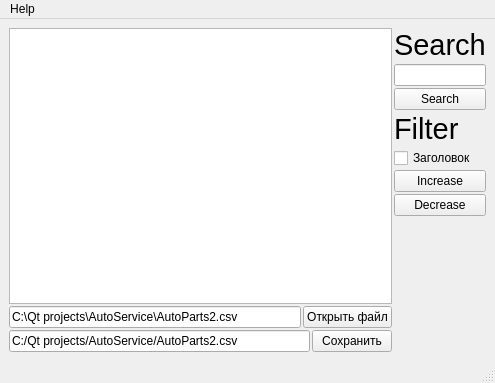
First picture: the form in mainwindow.ui, repository AClockworkParrot/AutoServiceAPP, before the edit.
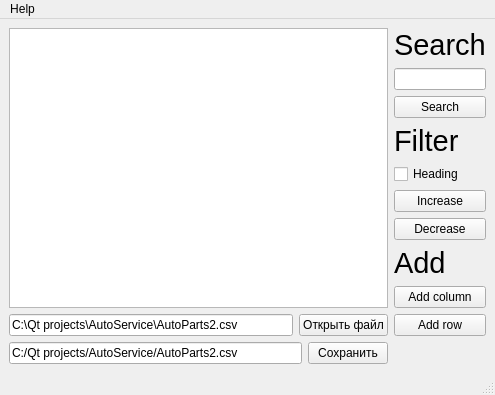
Second picture: the form after the edit.

Commit message: Функционал реализован, Заголовок, поиск работают некорректно

The edit to the form file:
```diff
--- a/mainwindow.ui
+++ b/mainwindow.ui
@@ -7,7 +7,7 @@
     <x>0</x>
     <y>0</y>
     <width>495</width>
-    <height>383</height>
+    <height>395</height>
    </rect>
   </property>
   <property name="sizePolicy">
@@ -45,9 +45,6 @@
     </size>
    </property>
    <layout class="QHBoxLayout" name="horizontalLayout" stretch="7,1">
-    <property name="spacing">
-     <number>2</number>
-    </property>
     <item>
      <layout class="QGridLayout" name="gridLayout_2">
       <property name="sizeConstraint">
@@ -145,7 +142,7 @@
         <item>
          <widget class="QCheckBox" name="checkBox">
           <property name="text">
-           <string>Заголовок</string>
+           <string>Heading</string>
           </property>
          </widget>
         </item>
@@ -163,6 +160,35 @@
           </property>
          </widget>
         </item>
+        <item>
+         <widget class="QLabel" name="label_3">
+          <property name="font">
+           <font>
+            <pointsize>22</pointsize>
+           </font>
+          </property>
+          <property name="text">
+           <string>Add</string>
+          </property>
+          <property name="alignment">
+           <set>Qt::AlignmentFlag::AlignLeading|Qt::AlignmentFlag::AlignLeft|Qt::AlignmentFlag::AlignVCenter</set>
+          </property>
+         </widget>
+        </item>
+        <item>
+         <widget class="QPushButton" name="addColumnButton">
+          <property name="text">
+           <string>Add column</string>
+          </property>
+         </widget>
+        </item>
+        <item>
+         <widget class="QPushButton" name="addRowButton">
+          <property name="text">
+           <string>Add row</string>
+          </property>
+         </widget>
+        </item>
         <item>
          <spacer name="verticalSpacer">
           <property name="orientation">
```
Left out of the diff: 2 changed lines with no effect on the pictures. The commit also changes 20 other files.
